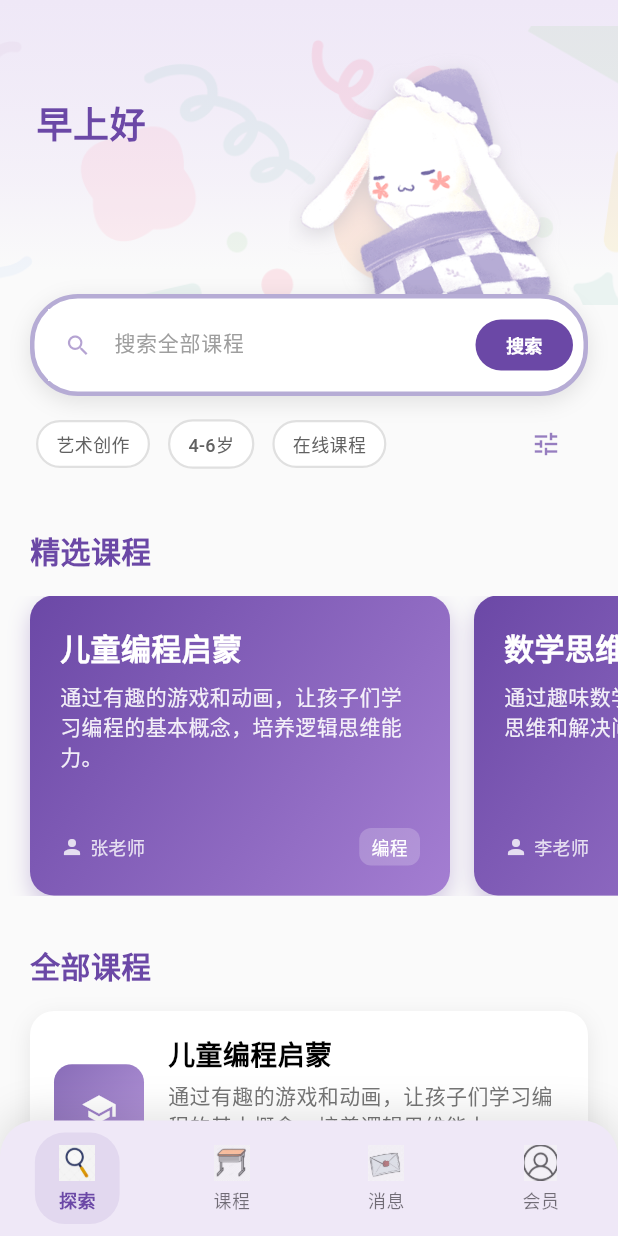
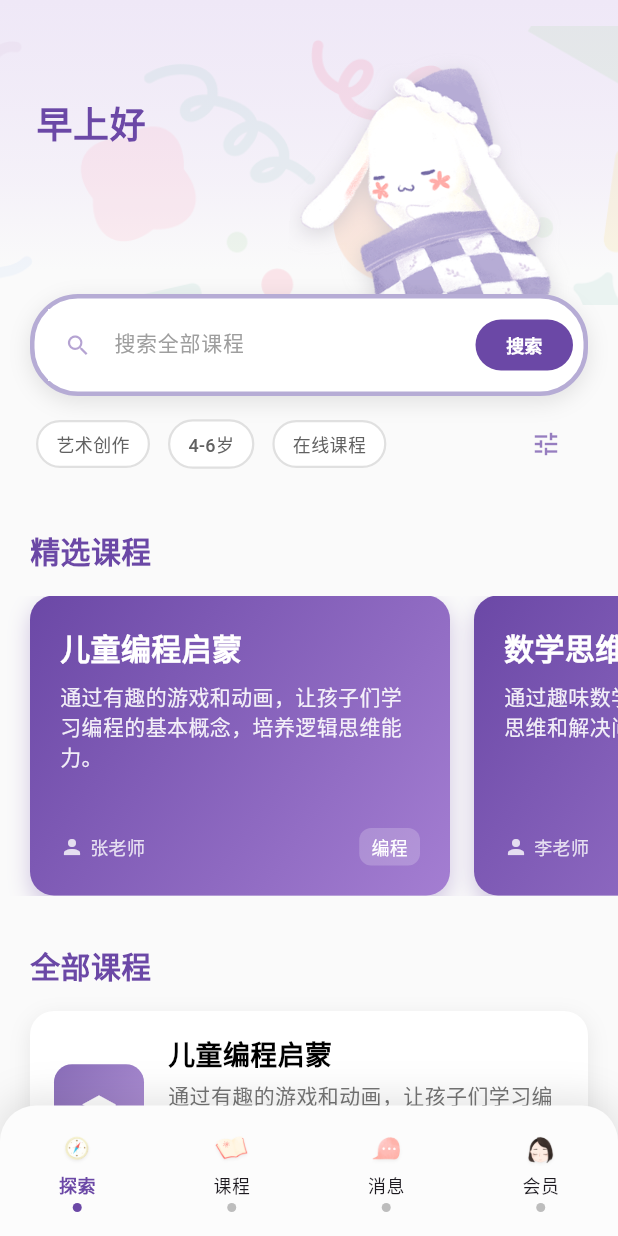
Before and after one commit to qsxcgy71/my_app, a Flutter app: the MainScreen screen opened directly, on a phone screen of 412 x 824 dp. Run offline on Flutter 3.47's test engine with Material 3 defaults, Android fonts, the phone set to English and light mode, and no system bars; our stand-ins replace cached_network_image, cloud_firestore, device_info_plus, firebase_auth, firebase_core, firebase_storage and 11 more; missing offline and left inert: firebase_app_check, video_compress; accounts and stored records are empty; Roboto replaces fonts that are missing (GenSenRounded).

Commit message:
统一主题选择按钮长度，更改tabbar图标

```diff
--- a/lib/screens/main_screen.dart
+++ b/lib/screens/main_screen.dart
@@ -30,10 +30,10 @@ class _MainScreenState extends State<MainScreen> {
 
   // 定义 tabbar 图标映射
   final Map<int, String> _tabIcons = {
-    0: 'assets/tabbar/explore.jpg',
-    1: 'assets/tabbar/course.jpg',
-    2: 'assets/tabbar/message.jpg',
-    3: 'assets/tabbar/profile.jpg',
+    0: 'assets/tabbar/explore.png',
+    1: 'assets/tabbar/course.png',
+    2: 'assets/tabbar/message.png',
+    3: 'assets/tabbar/profile.png',
   };
 
   @override
@@ -107,7 +107,7 @@ class _MainScreenState extends State<MainScreen> {
                 bottom: MediaQuery.of(context).padding.bottom + 8,
               ),
               decoration: BoxDecoration(
-                color: theme.scaffoldBackgroundColor,
+                color: const Color(0xFFFCFCFC),
                 borderRadius: const BorderRadius.only(
                   topLeft: Radius.circular(24),
                   topRight: Radius.circular(24),
@@ -162,14 +162,14 @@ class _MainScreenState extends State<MainScreen> {
     final isSelected = _currentIndex == index;
     final theme = Theme.of(context);
     final primaryColor = theme.colorScheme.primary;
-    final unselectedColor = theme.colorScheme.onSurface.withOpacity(0.6);
+    final unselectedColor = theme.colorScheme.onSurface;
 
     return GestureDetector(
       onTap: () => _onTabTapped(index),
       child: Container(
         padding: const EdgeInsets.symmetric(horizontal: 16, vertical: 8),
         decoration: BoxDecoration(
-          color: isSelected ? primaryColor.withOpacity(0.1) : Colors.transparent,
+          color: Colors.transparent,
           borderRadius: BorderRadius.circular(20),
         ),
         child: Column(
@@ -181,7 +181,6 @@ class _MainScreenState extends State<MainScreen> {
               child: Image.asset(
                 iconPath,
                 fit: BoxFit.contain,
-                opacity: AlwaysStoppedAnimation(isSelected ? 1.0 : 0.6),
               ),
             ),
             const SizedBox(height: 4),
@@ -191,6 +190,15 @@ class _MainScreenState extends State<MainScreen> {
                 color: isSelected ? primaryColor : unselectedColor,
                 fontSize: 12,
                 fontWeight: isSelected ? FontWeight.w600 : FontWeight.w400,
+              ),
+            ),
+            Container(
+              margin: const EdgeInsets.only(top: 4),
+              width: 6,
+              height: 6,
+              decoration: BoxDecoration(
+                shape: BoxShape.circle,
+                color: isSelected ? primaryColor : Colors.grey[400],
               ),
             ),
           ],
@@ -207,7 +215,7 @@ class _MainScreenState extends State<MainScreen> {
     final isSelected = _currentIndex == index;
     final theme = Theme.of(context);
     final primaryColor = theme.colorScheme.primary;
-    final unselectedColor = theme.colorScheme.onSurface.withOpacity(0.6);
+    final unselectedColor = theme.colorScheme.onSurface;
     final errorColor = theme.colorScheme.error;
 
     return GestureDetector(
@@ -215,7 +223,7 @@ class _MainScreenState extends State<MainScreen> {
       child: Container(
         padding: const EdgeInsets.symmetric(horizontal: 16, vertical: 8),
         decoration: BoxDecoration(
-          color: isSelected ? primaryColor.withOpacity(0.1) : Colors.transparent,
+          color: Colors.transparent,
           borderRadius: BorderRadius.circular(20),
         ),
         child: Column(
@@ -230,9 +238,9 @@ class _MainScreenState extends State<MainScreen> {
                   child: Image.asset(
                     iconPath,
                     fit: BoxFit.contain,
-                    opacity: AlwaysStoppedAnimation(isSelected ? 1.0 : 0.6),
                   ),
                 ),
+                const SizedBox(height: 4),
                 StreamBuilder<int>(
                   stream: _messageService.getUnreadCount(),
                   builder: (context, snapshot) {
@@ -273,6 +281,15 @@ class _MainScreenState extends State<MainScreen> {
                 fontWeight: isSelected ? FontWeight.w600 : FontWeight.w400,
               ),
             ),
+            Container(
+              margin: const EdgeInsets.only(top: 4),
+              width: 6,
+              height: 6,
+              decoration: BoxDecoration(
+                shape: BoxShape.circle,
+                color: isSelected ? primaryColor : Colors.grey[400],
+              ),
+            ),
           ],
         ),
       ),
--- a/lib/screens/settings_screen.dart
+++ b/lib/screens/settings_screen.dart
@@ -73,11 +73,13 @@ class SettingsScreen extends StatelessWidget {
                 final themeData = AppThemeData.themeData[themeType]!;
                 final isSelected = themeProvider.currentTheme == themeType;
 
-                return Container(
+                return SizedBox(
                   width: (MediaQuery.of(context).size.width - 48) / 2,
                   child: ChoiceChip(
+                    labelPadding: EdgeInsets.zero,
+                    padding: const EdgeInsets.symmetric(horizontal: 8, vertical: 4),
                     label: Row(
-                      mainAxisSize: MainAxisSize.min,
+                      mainAxisAlignment: MainAxisAlignment.center,
                       children: [
                         Container(
                           padding: const EdgeInsets.all(4),
@@ -92,13 +94,16 @@ class SettingsScreen extends StatelessWidget {
                           ),
                         ),
                         const SizedBox(width: 8),
-                        Flexible(
-                          child: Text(
-                            themeData.getLocalizedName(l10n),
-                            style: AppTextStyles.bodyMedium.copyWith(
-                              color: isSelected ? Colors.white : themeData.primaryColor,
+                        Expanded(
+                          child: Center(
+                            child: Text(
+                              themeData.getLocalizedName(l10n),
+                              style: AppTextStyles.bodyMedium.copyWith(
+                                color: isSelected ? Colors.white : themeData.primaryColor,
+                              ),
+                              overflow: TextOverflow.ellipsis,
+                              textAlign: TextAlign.center,
                             ),
-                            overflow: TextOverflow.ellipsis,
                           ),
                         ),
                       ],
```
Also changed, not shown: assets/tabbar/course.jpg (deleted), assets/tabbar/course.png (added), assets/tabbar/explore.jpg (deleted), assets/tabbar/explore.png (added), assets/tabbar/message.jpg (deleted), assets/tabbar/message.png (added), assets/tabbar/profile.jpg (deleted), assets/tabbar/profile.png (added), assets/theme_wellcome/theme_siufa_hero.png (added).
